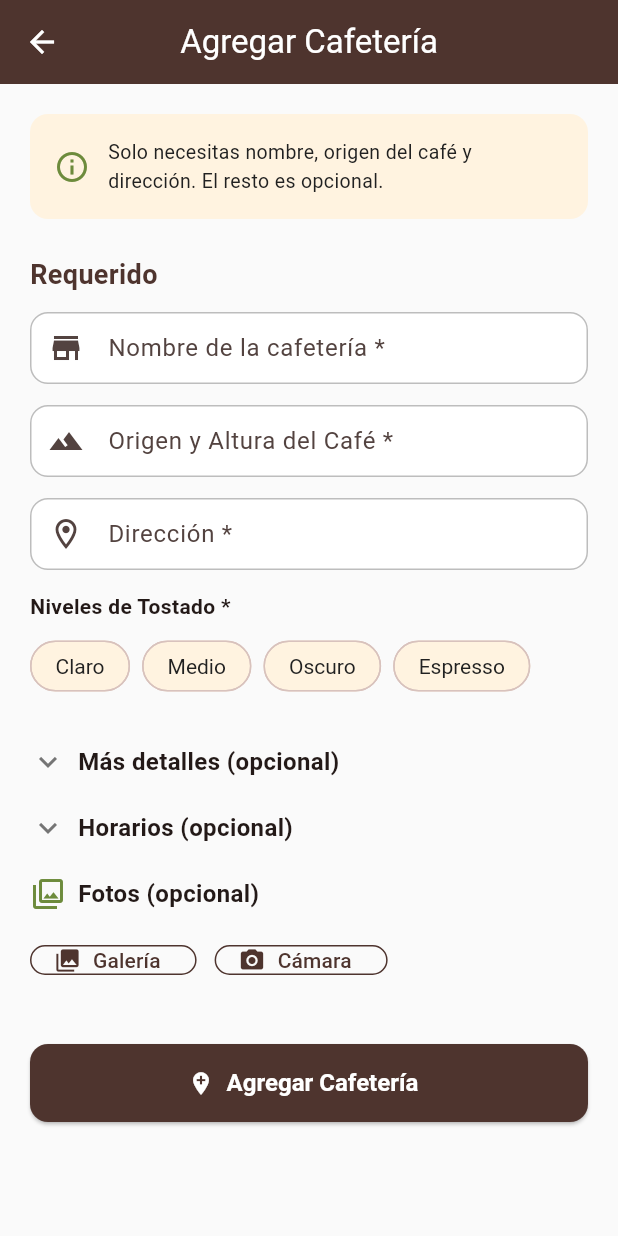
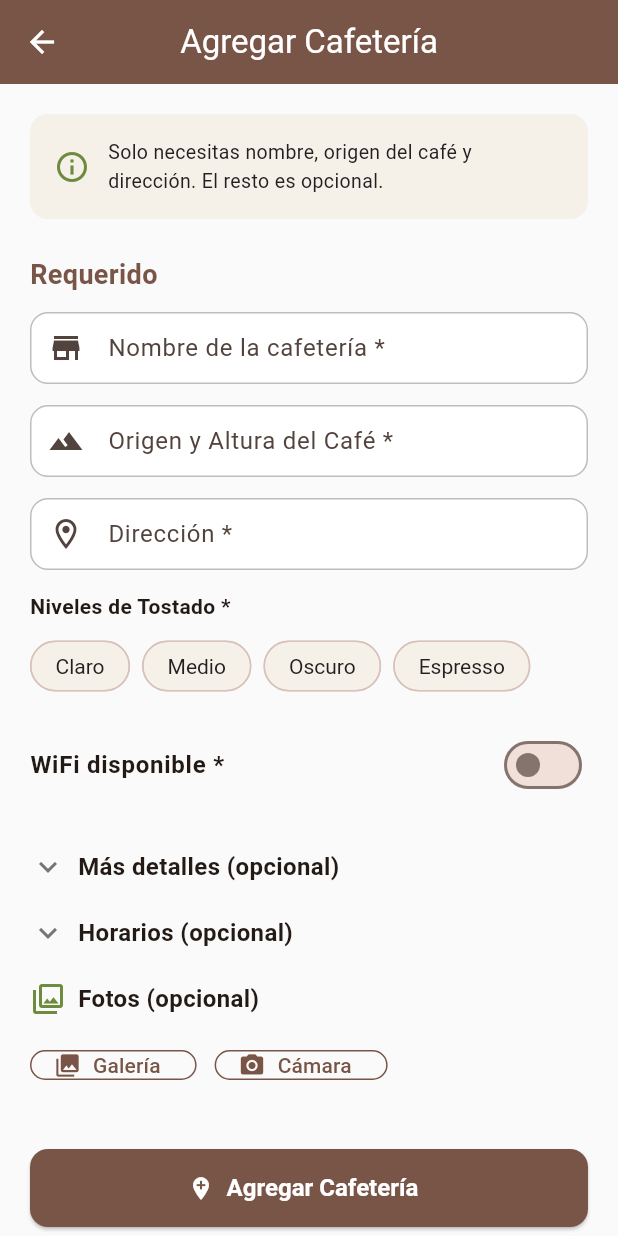
Before and after one commit to abdiCobos/tragoAmargo, a Flutter app: the AddShopScreen screen opened directly, on a phone screen of 412 x 824 dp. Run offline on Flutter 3.47's test engine with Material 3 defaults, Android fonts, the phone set to English and light mode, and no system bars; our stand-ins replace cached_network_image, cloud_firestore, firebase_auth, firebase_core, flutter_map, flutter_rating_bar and 3 more; accounts and stored records are empty.

Commit message:
Nuevo color café, Guadalajara default, campo servicio en reseñas, WiFi requerido, fix publicar reseña

```diff
--- a/lib/core/theme/app_theme.dart
+++ b/lib/core/theme/app_theme.dart
@@ -1,10 +1,10 @@
 import 'package:flutter/material.dart';
 
 class AppColors {
-  static const Color primary = Color(0xFF4E342E);
+  static const Color primary = Color(0xFF795548);
   static const Color secondary = Color(0xFF6D8B3C);
-  static const Color tertiary = Color(0xFFA1887F);
-  static const Color surface = Color(0xFFFFF3E0);
+  static const Color tertiary = Color(0xFFBCAAA4);
+  static const Color surface = Color(0xFFF5F0E8);
   static const Color background = Color(0xFFFAFAFA);
   static const Color onPrimary = Color(0xFFFFFFFF);
   static const Color onSecondary = Color(0xFFFFFFFF);
--- a/lib/features/map/map_screen.dart
+++ b/lib/features/map/map_screen.dart
@@ -19,7 +19,7 @@ class MapScreen extends StatelessWidget {
 
         final center = shops.isNotEmpty
             ? LatLng(shops.first.location.latitude, shops.first.location.longitude)
-            : const LatLng(19.4326, -99.1332);
+            : const LatLng(20.6597, -103.3496);
 
         return FlutterMap(
           options: MapOptions(
--- a/lib/features/shops/add_shop_screen.dart
+++ b/lib/features/shops/add_shop_screen.dart
@@ -181,7 +181,7 @@ class _AddShopScreenState extends State<AddShopScreen> {
                 controller: _addressController,
                 decoration: const InputDecoration(
                   labelText: 'Dirección *',
-                  hintText: 'Ej: Av. Reforma 123, Ciudad de México',
+                  hintText: 'Ej: Av. Juárez 123, Guadalajara',
                   prefixIcon: Icon(Icons.location_on_outlined),
                 ),
                 validator: (v) => Validators.required(v, 'La dirección'),
@@ -205,6 +205,16 @@ class _AddShopScreenState extends State<AddShopScreen> {
                     },
                   );
                 }).toList(),
+              ),
+
+              const SizedBox(height: 14),
+              SwitchListTile(
+                contentPadding: EdgeInsets.zero,
+                title: const Text('WiFi disponible *',
+                    style: TextStyle(fontWeight: FontWeight.w600)),
+                value: _hasWiFi,
+                activeTrackColor: AppColors.secondary,
+                onChanged: (v) => setState(() => _hasWiFi = v),
               ),
 
               // ─── Opcional: Extras ───
--- a/lib/features/shops/shop_detail_screen.dart
+++ b/lib/features/shops/shop_detail_screen.dart
@@ -190,7 +190,7 @@ class _ShopDetailScreenState extends State<ShopDetailScreen> {
                           ),
                         ],
                       ],
-                      if (shop.averageQuality > 0 || shop.averageFlavor > 0 || shop.averageRoast > 0) ...[
+                      if (shop.averageQuality > 0 || shop.averageFlavor > 0 || shop.averageRoast > 0 || shop.averageService > 0) ...[
                         const SizedBox(height: 24),
                         const Divider(),
                         const SizedBox(height: 16),
@@ -201,6 +201,7 @@ class _ShopDetailScreenState extends State<ShopDetailScreen> {
                         _buildRatingRow('Calidad del grano', shop.averageQuality),
                         _buildRatingRow('Sabrozura', shop.averageFlavor),
                         _buildRatingRow('Manejo del tostado', shop.averageRoast),
+                        _buildRatingRow('Servicio', shop.averageService),
                       ],
                       if (shopProvider.currentProducts.isNotEmpty) ...[
                         const SizedBox(height: 24),
--- a/lib/models/coffee_shop.dart
+++ b/lib/models/coffee_shop.dart
@@ -20,6 +20,7 @@ class CoffeeShop {
   final double averageQuality;
   final double averageFlavor;
   final double averageRoast;
+  final double averageService;
   final int totalReviews;
   final DateTime createdAt;
   final String? createdBy;
@@ -44,6 +45,7 @@ class CoffeeShop {
     this.averageQuality = 0.0,
     this.averageFlavor = 0.0,
     this.averageRoast = 0.0,
+    this.averageService = 0.0,
     this.totalReviews = 0,
     required this.createdAt,
     this.createdBy,
@@ -70,6 +72,7 @@ class CoffeeShop {
       averageQuality: (data['averageQuality'] ?? 0.0).toDouble(),
       averageFlavor: (data['averageFlavor'] ?? 0.0).toDouble(),
       averageRoast: (data['averageRoast'] ?? 0.0).toDouble(),
+      averageService: (data['averageService'] ?? 0.0).toDouble(),
       totalReviews: data['totalReviews'] ?? 0,
       createdAt: (data['createdAt'] as Timestamp).toDate(),
       createdBy: data['createdBy'],
@@ -96,6 +99,7 @@ class CoffeeShop {
       'averageQuality': averageQuality,
       'averageFlavor': averageFlavor,
       'averageRoast': averageRoast,
+      'averageService': averageService,
       'totalReviews': totalReviews,
       'createdAt': Timestamp.fromDate(createdAt),
       'createdBy': createdBy,
@@ -122,6 +126,7 @@ class CoffeeShop {
     double? averageQuality,
     double? averageFlavor,
     double? averageRoast,
+    double? averageService,
     int? totalReviews,
     DateTime? createdAt,
     String? createdBy,
@@ -146,6 +151,7 @@ class CoffeeShop {
       averageQuality: averageQuality ?? this.averageQuality,
       averageFlavor: averageFlavor ?? this.averageFlavor,
       averageRoast: averageRoast ?? this.averageRoast,
+      averageService: averageService ?? this.averageService,
       totalReviews: totalReviews ?? this.totalReviews,
       createdAt: createdAt ?? this.createdAt,
       createdBy: createdBy ?? this.createdBy,
--- a/lib/models/review.dart
+++ b/lib/models/review.dart
@@ -9,6 +9,7 @@ class Review {
   final double qualityRating;
   final double flavorRating;
   final double roastRating;
+  final double serviceRating;
   final double overallRating;
   final String comment;
   final List<String> photos;
@@ -23,12 +24,13 @@ class Review {
     required this.qualityRating,
     required this.flavorRating,
     required this.roastRating,
+    required this.serviceRating,
     double? overallRating,
     this.comment = '',
     this.photos = const [],
     required this.createdAt,
   }) : overallRating = overallRating ??
-            ((qualityRating + flavorRating + roastRating) / 3.0);
+            ((qualityRating + flavorRating + roastRating + serviceRating) / 4.0);
 
   factory Review.fromMap(String id, Map<String, dynamic> data) {
     return Review(
@@ -44,6 +46,7 @@ class Review {
       qualityRating: (data['qualityRating'] ?? 0.0).toDouble(),
       flavorRating: (data['flavorRating'] ?? 0.0).toDouble(),
       roastRating: (data['roastRating'] ?? 0.0).toDouble(),
+      serviceRating: (data['serviceRating'] ?? 0.0).toDouble(),
       overallRating: (data['overallRating'] ?? 0.0).toDouble(),
       comment: data['comment'] ?? '',
       photos: List<String>.from(data['photos'] ?? []),
@@ -60,6 +63,7 @@ class Review {
       'qualityRating': qualityRating,
       'flavorRating': flavorRating,
       'roastRating': roastRating,
+      'serviceRating': serviceRating,
       'overallRating': overallRating,
       'comment': comment,
       'photos': photos,
--- a/lib/providers/reviews_provider.dart
+++ b/lib/providers/reviews_provider.dart
@@ -34,6 +34,7 @@ class ReviewsProvider extends ChangeNotifier {
     required double qualityRating,
     required double flavorRating,
     required double roastRating,
+    required double serviceRating,
     required String comment,
   }) async {
     _isLoading = true;
@@ -50,6 +51,7 @@ class ReviewsProvider extends ChangeNotifier {
         qualityRating: qualityRating,
         flavorRating: flavorRating,
         roastRating: roastRating,
+        serviceRating: serviceRating,
         comment: comment,
         createdAt: DateTime.now(),
       );
```
Also changed, not shown: lib/features/reviews/review_form_screen.dart (+9 -0 lines), lib/features/reviews/widgets/review_card.dart (+8 -2 lines), lib/services/firestore_service.dart (+5 -7 lines), 1 other file.
